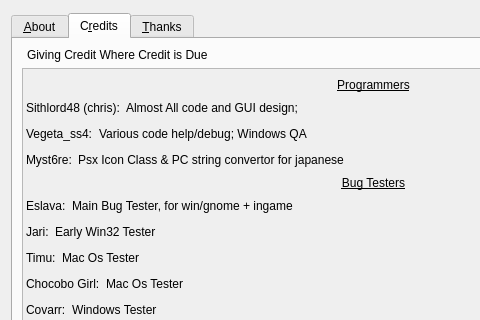
Old version of the form src/about.ui in the repository sithlord48/blackchocobo; both pictures show x 0 to 480 and y 193 to 513 of the 761 by 649 pixel window.
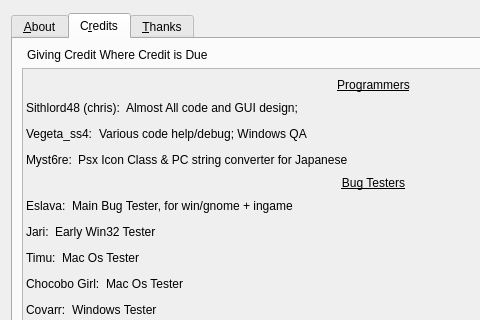
New version of the form. The open tabs and pages were chosen to show the change. Icons and pictures are not drawn.

What changed in the file:
```diff
--- a/src/about.ui
+++ b/src/about.ui
@@ -420,7 +420,7 @@
                <item>
                 <widget class="QLabel" name="label_37">
                  <property name="text">
-                  <string>Psx Icon Class &amp; PC string convertor for japanese</string>
+                  <string>Psx Icon Class &amp; PC string converter for Japanese</string>
                  </property>
                 </widget>
                </item>
```
